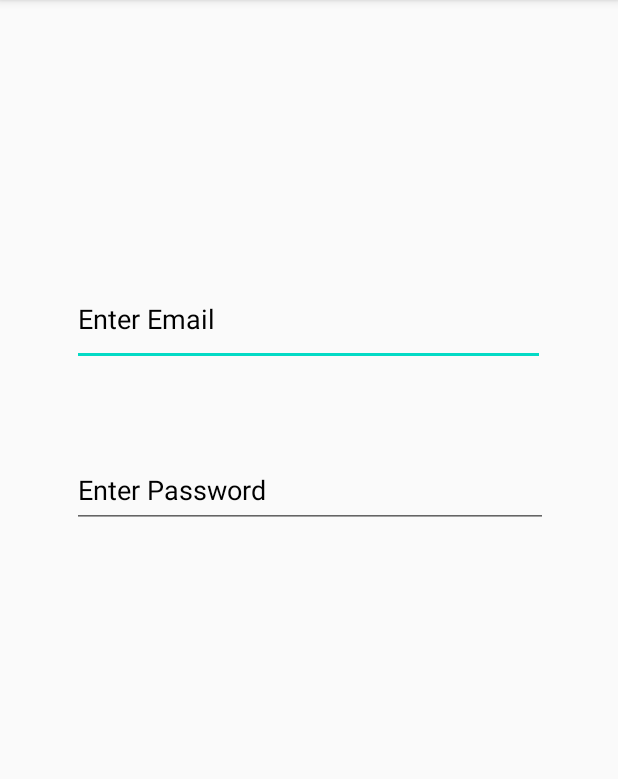
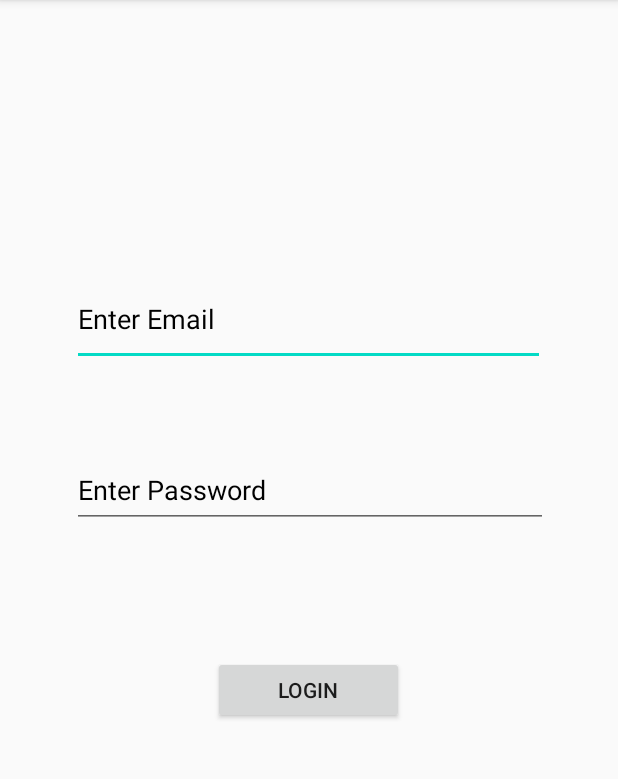
Before and after one commit to Shahzaib519/assignmentMCgit, an Android app: the screen it shows after launch (MainActivity), on a phone screen of 412 x 824 dp, the part 84-863 px from its top. Run offline under Robolectric (Android 15) with nearby library versions, the phone set to English and light mode, and no system bars.

Commit message:
my fourth widget

```diff
--- a/app/src/main/res/layout/activity_main.xml
+++ b/app/src/main/res/layout/activity_main.xml
@@ -48,4 +48,17 @@
         app:layout_constraintTop_toBottomOf="@+id/editTextTextEmailAddress"
         app:layout_constraintVertical_bias="0.122" />
 
+    <Button
+        android:id="@+id/button"
+        android:layout_width="127dp"
+        android:layout_height="45dp"
+        android:text="Login"
+        android:textColorHint="@android:color/black"
+        app:layout_constraintBottom_toBottomOf="parent"
+        app:layout_constraintEnd_toEndOf="parent"
+        app:layout_constraintHorizontal_bias="0.498"
+        app:layout_constraintStart_toStartOf="parent"
+        app:layout_constraintTop_toBottomOf="@+id/editTextTextPassword"
+        app:layout_constraintVertical_bias="0.231" />
+
 </androidx.constraintlayout.widget.ConstraintLayout>
```
